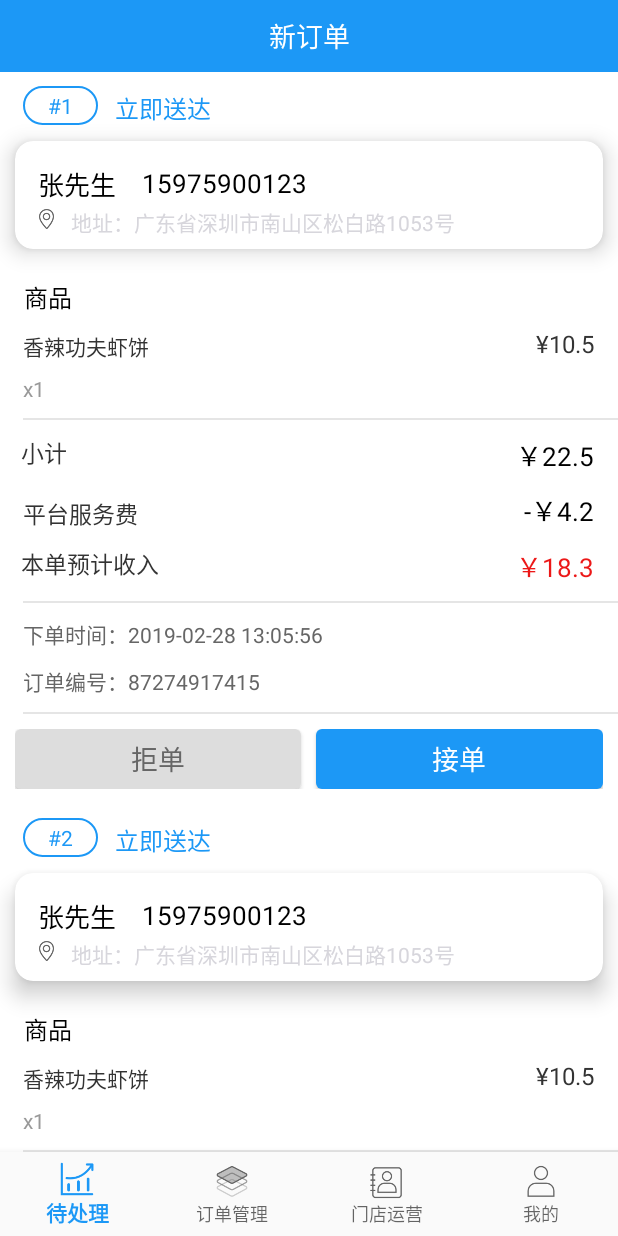
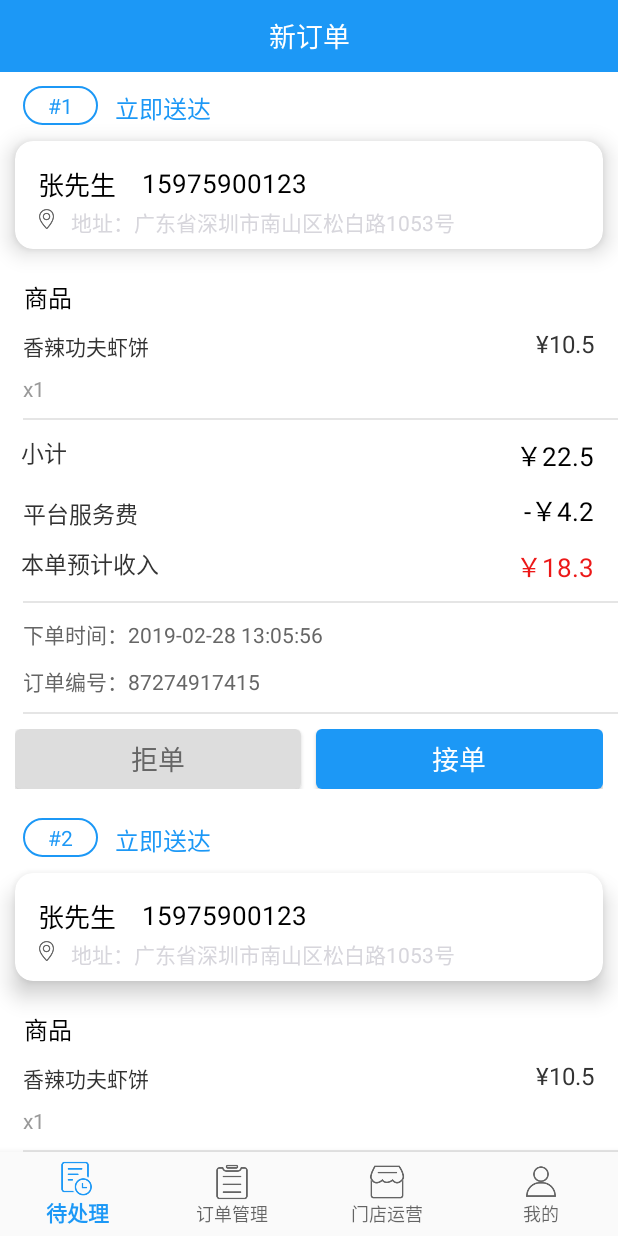
Before and after one commit to fuhongliang/Android_MerShop, an Android app: the MainActivity screen opened directly, with no data from a screen before it, on a phone screen of 412 x 824 dp. Run offline under Robolectric (Android 15) with nearby library versions, the phone set to English and light mode, and no system bars; our stand-ins replace ButterKnife.

Commit message:
更新待处理、订单管理、门店运营、我的。图标

```diff
--- a/app/src/main/res/menu/navigation.xml
+++ b/app/src/main/res/menu/navigation.xml
@@ -2,21 +2,21 @@
 <menu xmlns:android="http://schemas.android.com/apk/res/android">
     <item
         android:id="@+id/navigation_data"
-        android:icon="@drawable/tab_data"
+        android:icon="@drawable/status_ic_dclx"
         android:title="待处理" />
     <item
         android:id="@+id/navigation_meetings"
-        android:icon="@drawable/tab_icon_meetingr_gray"
+        android:icon="@drawable/status_ic_ddglm"
         android:title="订单管理" />
 
     <item
         android:id="@+id/navigation_investors"
-        android:icon="@drawable/tab_icon_investor_gray"
+        android:icon="@drawable/status_ic_yyx"
         android:title="门店运营" />
 
     <item
         android:id="@+id/navigation_me"
-        android:icon="@drawable/tab_icon_me_gray"
+        android:icon="@drawable/status_ic_wdx"
         android:title="我的" />
 
 </menu>
```
Also changed, not shown: app/src/main/res/drawable/status_ic_dclx.png (added), app/src/main/res/drawable/status_ic_ddglm.png (added), app/src/main/res/drawable/status_ic_wdx.png (added), app/src/main/res/drawable/status_ic_yyx.png (added).
